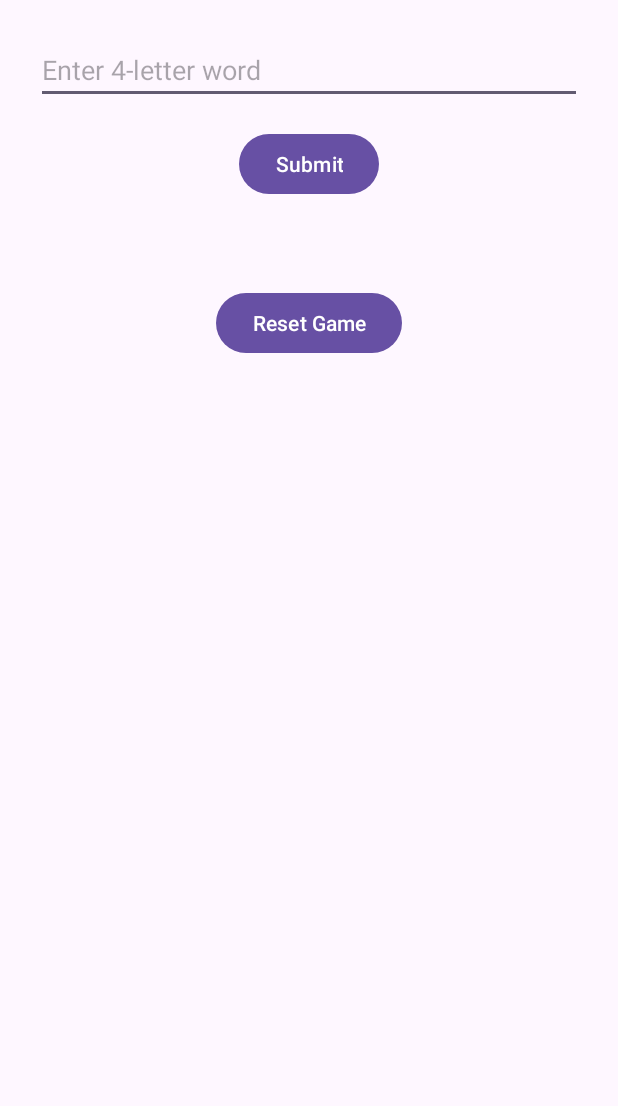
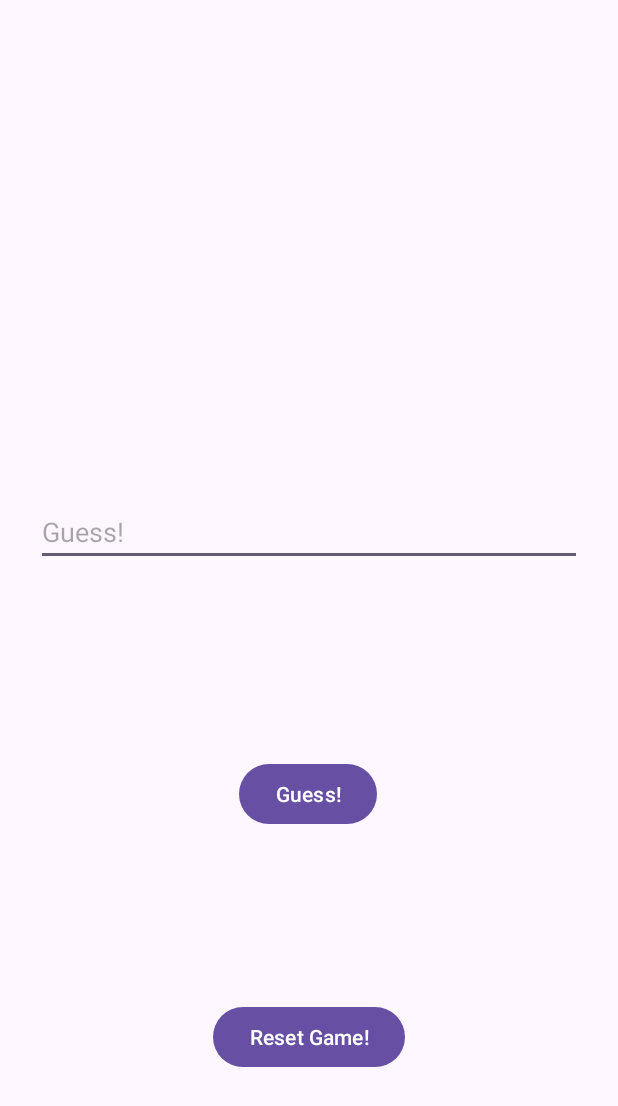
Before and after one commit to oanyamele/WordleProject, an Android app: the screen it shows after launch (MainActivity), on a phone screen of 412 x 824 dp. Shown: the top 1106 px of the screen. Run offline under Robolectric (Android 15) with nearby library versions, the phone set to English and light mode, and no system bars.

Commit message:
Updated and corrected the display of user input/

```diff
--- a/app/src/main/res/layout/activity_main.xml
+++ b/app/src/main/res/layout/activity_main.xml
@@ -13,29 +13,32 @@
         android:id="@+id/guessInput"
         android:layout_width="0dp"
         android:layout_height="wrap_content"
-        android:hint="Enter 4-letter word"
+        android:layout_marginTop="308dp"
+        android:hint="@string/guess_button"
+        android:inputType="text"
         android:maxLength="4"
-        android:inputType="text"
-        app:layout_constraintTop_toTopOf="parent"
+        app:layout_constraintEnd_toEndOf="parent"
+        app:layout_constraintHorizontal_bias="0.0"
         app:layout_constraintStart_toStartOf="parent"
-        app:layout_constraintEnd_toEndOf="parent" />
+        app:layout_constraintTop_toTopOf="parent" />
 
     <Button
         android:id="@+id/submitButton"
         android:layout_width="wrap_content"
         android:layout_height="wrap_content"
-        android:text="Submit"
-        app:layout_constraintTop_toBottomOf="@id/guessInput"
+        android:layout_marginTop="128dp"
+        android:text="Guess!"
+        app:layout_constraintEnd_toEndOf="parent"
+        app:layout_constraintHorizontal_bias="0.498"
         app:layout_constraintStart_toStartOf="parent"
-        app:layout_constraintEnd_toEndOf="parent"
-        android:layout_marginTop="16dp" />
+        app:layout_constraintTop_toBottomOf="@id/guessInput" />
 
     <TextView
         android:id="@+id/feedback1"
         android:layout_width="wrap_content"
         android:layout_height="wrap_content"
         android:text=""
-        app:layout_marginTop="16dp"
+        android:layout_marginTop="16dp"
         app:layout_constraintTop_toBottomOf="@id/submitButton"
         app:layout_constraintStart_toStartOf="parent" />
 
@@ -44,7 +47,7 @@
         android:layout_width="wrap_content"
         android:layout_height="wrap_content"
         android:text=""
-        app:layout_marginTop="8dp"
+        android:layout_marginTop="8dp"
         app:layout_constraintTop_toBottomOf="@id/feedback1"
         app:layout_constraintStart_toStartOf="parent" />
 
@@ -53,7 +56,7 @@
         android:layout_width="wrap_content"
         android:layout_height="wrap_content"
         android:text=""
-        app:layout_marginTop="8dp"
+        android:layout_marginTop="8dp"
         app:layout_constraintTop_toBottomOf="@id/feedback2"
         app:layout_constraintStart_toStartOf="parent" />
 
@@ -61,8 +64,8 @@
         android:id="@+id/resetButton"
         android:layout_width="wrap_content"
         android:layout_height="wrap_content"
-        android:text="Reset Game"
-        app:layout_marginTop="24dp"
+        android:text="@string/reset_button"
+        android:layout_marginTop="24dp"
         app:layout_constraintTop_toBottomOf="@id/feedback3"
         app:layout_constraintStart_toStartOf="parent"
         app:layout_constraintEnd_toEndOf="parent" />
--- a/app/src/main/res/values/strings.xml
+++ b/app/src/main/res/values/strings.xml
@@ -1,3 +1,6 @@
 <resources>
-    <string name="app_name">Wordle - Project 1</string>
+    <string name="app_name">Wordle Project</string>
+    <string name="hint_enter_word">Enter 4-letter word</string>
+    <string name="guess_button">Guess!</string>
+    <string name="reset_button">Reset Game!</string>
 </resources>
```
Also changed, not shown: app/src/main/java/com/example/wordle_project1/MainActivity.kt (+19 -3 lines).
